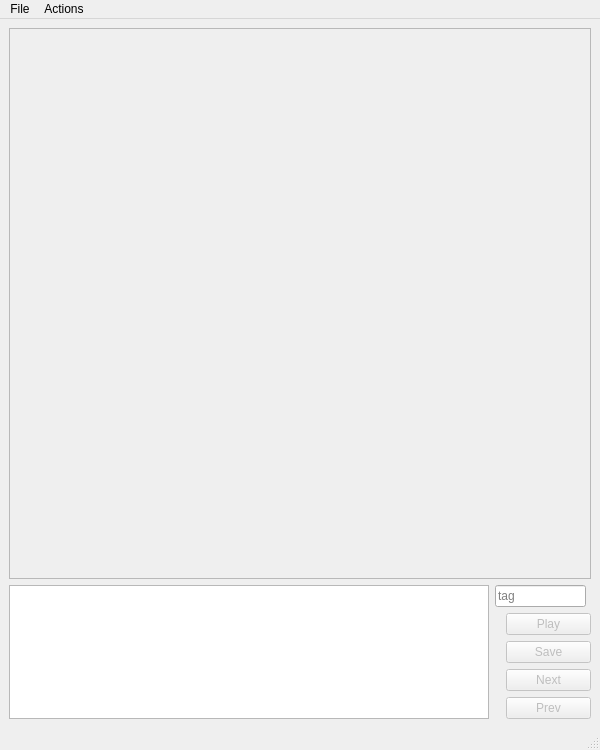
Old version of the form ui/soundannotator.ui in the repository resinizar/sound-annotator.
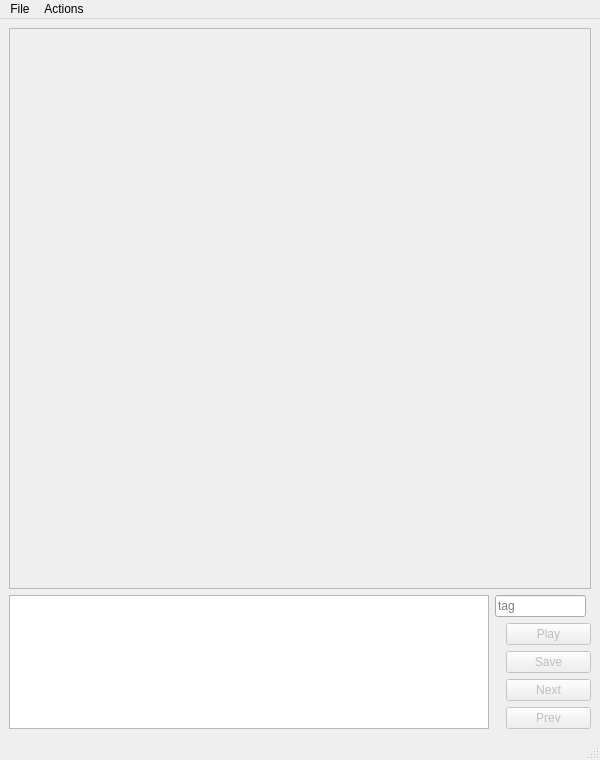
New version of the form. Custom widgets are drawn as their Qt base class.

Commit message: Make main window a little bigger.

What changed in the file:
```diff
--- a/ui/soundannotator.ui
+++ b/ui/soundannotator.ui
@@ -7,7 +7,7 @@
     <x>0</x>
     <y>0</y>
     <width>600</width>
-    <height>750</height>
+    <height>760</height>
    </rect>
   </property>
   <property name="windowTitle">
@@ -26,7 +26,7 @@
          <x>0</x>
          <y>0</y>
          <width>574</width>
-         <height>494</height>
+         <height>504</height>
         </rect>
        </property>
        <widget class="SpecViewer" name="viewer">
```
The commit also changes 1 other file.
